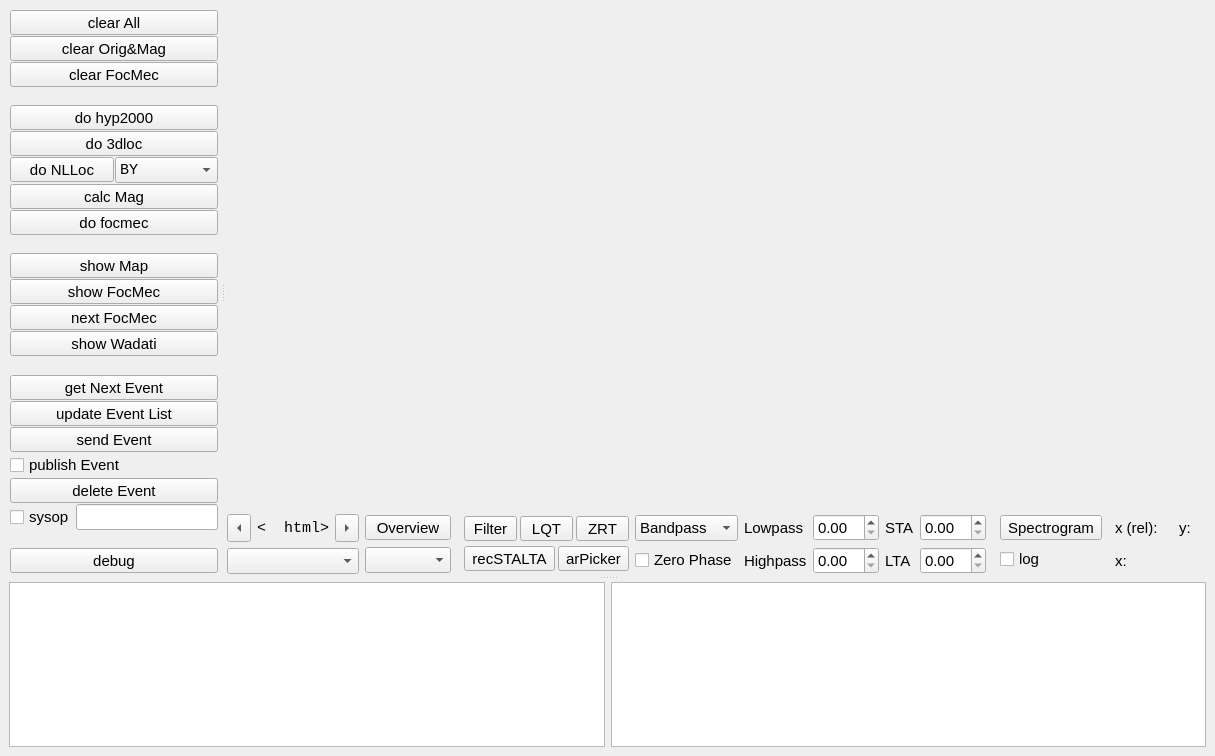
megies/obspyck, file trunk/apps/obspyck/qt_designer.ui: the form before one commit.
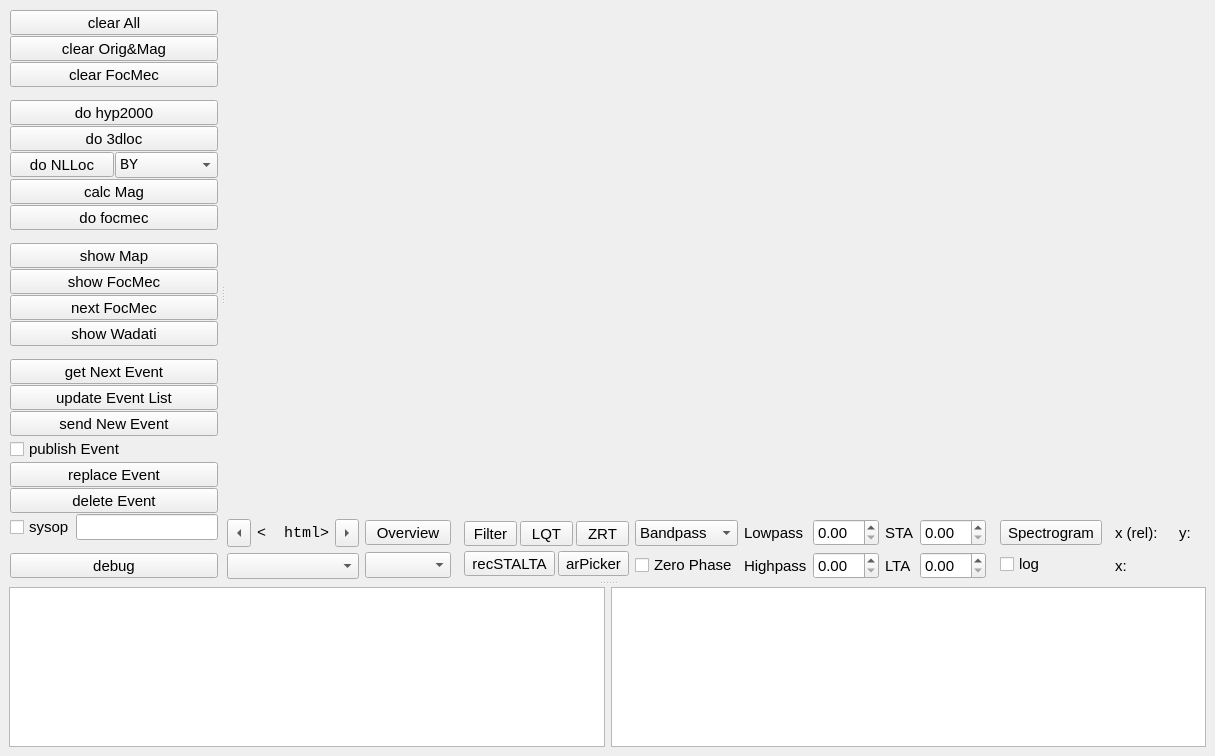
The form after the commit. Icons and pictures are not drawn. Custom widgets are drawn as their Qt base class.

```diff
--- a/trunk/apps/obspyck/qt_designer.ui
+++ b/trunk/apps/obspyck/qt_designer.ui
@@ -415,7 +415,7 @@
               <enum>Qt::NoFocus</enum>
              </property>
              <property name="text" >
-              <string>send Event</string>
+              <string>send New Event</string>
              </property>
             </widget>
            </item>
@@ -435,6 +435,22 @@
              </property>
             </widget>
            </item>
+           <item>
+            <widget class="QToolButton" name="qToolButton_replaceEvent" >
+             <property name="sizePolicy" >
+              <sizepolicy vsizetype="Minimum" hsizetype="Minimum" >
+               <horstretch>0</horstretch>
+               <verstretch>0</verstretch>
+              </sizepolicy>
+             </property>
+             <property name="focusPolicy" >
+              <enum>Qt::NoFocus</enum>
+             </property>
+             <property name="text" >
+              <string>replace Event</string>
+             </property>
+            </widget>
+           </item>
            <item>
             <widget class="QToolButton" name="qToolButton_deleteEvent" >
              <property name="sizePolicy" >
```
Left out of the diff: 2 changed lines with no effect on the pictures.
